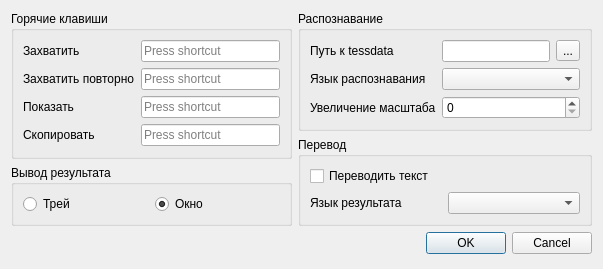
OneMoreGres/ScreenTranslator, file SettingsEditor.ui: the form before one commit.
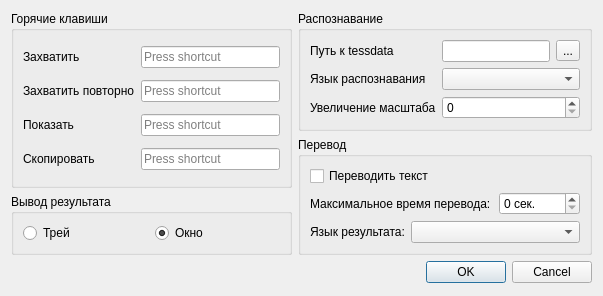
The form after the commit.

Commit message: Added WebTranslator class.

```diff
--- a/SettingsEditor.ui
+++ b/SettingsEditor.ui
@@ -7,7 +7,7 @@
     <x>0</x>
     <y>0</y>
     <width>603</width>
-    <height>269</height>
+    <height>296</height>
    </rect>
   </property>
   <property name="windowTitle">
@@ -204,20 +204,37 @@
         </property>
        </widget>
       </item>
-      <item row="1" column="0">
+      <item row="1" column="0" colspan="2">
+       <widget class="QLabel" name="label_9">
+        <property name="whatsThis">
+         <string>&lt;html&gt;&lt;head/&gt;&lt;body&gt;&lt;p&gt;Максимальное время, которое может быть затрачено на перевод, чтобы он не считался &amp;quot;зависшим&amp;quot;.&lt;/p&gt;&lt;/body&gt;&lt;/html&gt;</string>
+        </property>
+        <property name="text">
+         <string>Максимальное время перевода:</string>
+        </property>
+       </widget>
+      </item>
+      <item row="1" column="2">
+       <widget class="QSpinBox" name="translateTimeoutSpin">
+        <property name="suffix">
+         <string> сек.</string>
+        </property>
+       </widget>
+      </item>
+      <item row="2" column="0">
        <widget class="QLabel" name="label_6">
         <property name="toolTip">
          <string>&lt;html&gt;&lt;head/&gt;&lt;body&gt;&lt;p&gt;Язык, на который осуществляется перевод.&lt;/p&gt;&lt;/body&gt;&lt;/html&gt;</string>
         </property>
         <property name="text">
-         <string>Язык результата</string>
+         <string>Язык результата:</string>
         </property>
         <property name="buddy">
          <cstring>translateLangCombo</cstring>
         </property>
        </widget>
       </item>
-      <item row="1" column="1">
+      <item row="2" column="1" colspan="2">
        <widget class="QComboBox" name="translateLangCombo"/>
       </item>
      </layout>
```
Left out of the diff: 2 changed lines with no effect on the pictures. The commit also changes 8 other files.
